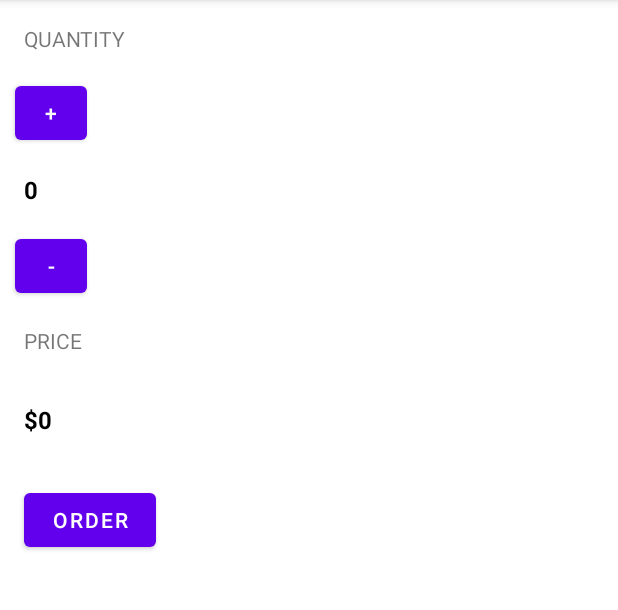
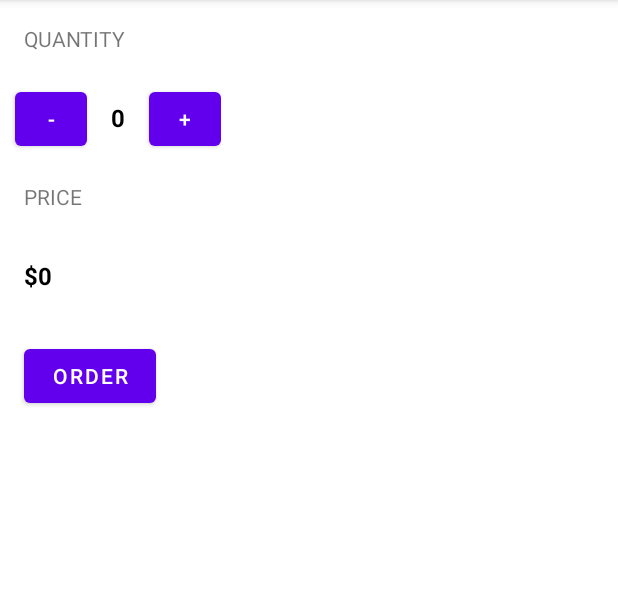
Before and after one commit to ddsultan/coffee-shop, an Android app: the screen it shows after launch (MainActivity), on a phone screen of 412 x 824 dp, the part 84-694 px from its top. Run offline under Robolectric (Android 15) with nearby library versions, the phone set to English and light mode, and no system bars.

Commit message:
Make (quantity) number spinner using LinearLayout

```diff
--- a/app/src/main/res/layout/activity_main.xml
+++ b/app/src/main/res/layout/activity_main.xml
@@ -18,12 +18,17 @@
         app:layout_constraintRight_toRightOf="parent"
         app:layout_constraintTop_toTopOf="parent" />
 
+    <LinearLayout
+        android:layout_width="wrap_content"
+        android:layout_height="wrap_content"
+        android:orientation="horizontal">
+
         <Button
             android:layout_width="48dp"
             android:layout_height="48dp"
-        android:text="+"
+            android:text="-"
             android:layout_marginLeft="10dp"
-        android:onClick="onIncrementButtonClick"
+            android:onClick="onDecrementButtonClick"
             android:layout_marginStart="10dp" />
 
         <TextView
@@ -38,11 +43,9 @@
         <Button
             android:layout_width="48dp"
             android:layout_height="48dp"
-        android:text="-"
-        android:layout_marginLeft="10dp"
-        android:onClick="onDecrementButtonClick"
-        android:layout_marginStart="10dp" />
-
+            android:text="+"
+            android:onClick="onIncrementButtonClick"/>
+    </LinearLayout>
     <TextView
         android:layout_width="wrap_content"
         android:layout_height="wrap_content"
```
Lines whose indentation alone changed are shown as unchanged.
